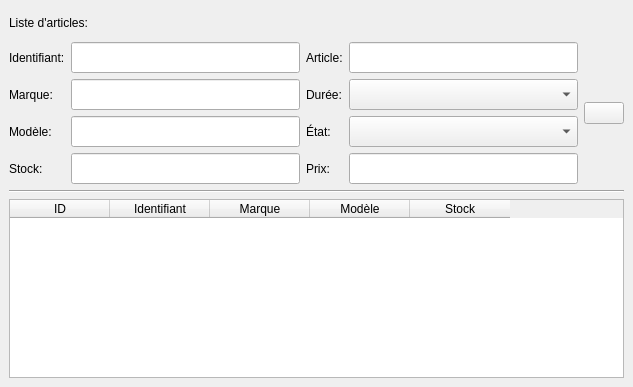
Above: sploks/views/contract_items.ui from LPOdev/Sploks before the change. Below: the same form after it.
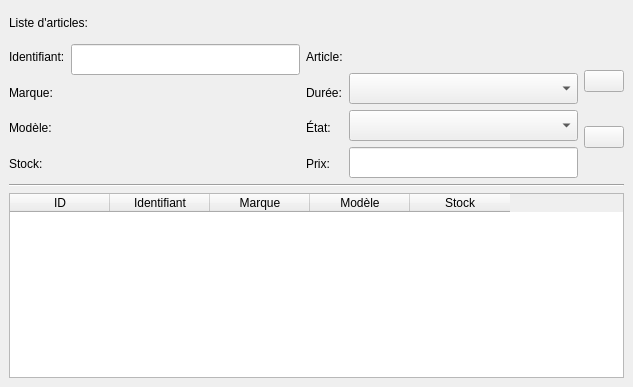
That is the form after the change. Icons and pictures are not drawn.

Commit message: T34 Mode read-only après sélection

What changed in the file:
```diff
--- a/sploks/views/contract_items.ui
+++ b/sploks/views/contract_items.ui
@@ -121,13 +121,15 @@
              </font>
             </property>
             <property name="styleSheet">
-             <string notr="true">font: 87 14pt &quot;Arial&quot;;</string>
+             <string notr="true">font: 87 14pt &quot;Arial&quot;;
+background-color : rgba(0,0,0,0);
+border: 0px</string>
             </property>
             <property name="text">
              <string/>
             </property>
             <property name="readOnly">
-             <bool>false</bool>
+             <bool>true</bool>
             </property>
            </widget>
           </item>
@@ -143,13 +145,15 @@
              </font>
             </property>
             <property name="styleSheet">
-             <string notr="true">font: 87 14pt &quot;Arial&quot;;</string>
+             <string notr="true">font: 87 14pt &quot;Arial&quot;;
+background-color : rgba(0,0,0,0);
+border: 0px</string>
             </property>
             <property name="text">
              <string/>
             </property>
             <property name="readOnly">
-             <bool>false</bool>
+             <bool>true</bool>
             </property>
            </widget>
           </item>
@@ -165,13 +169,15 @@
              </font>
             </property>
             <property name="styleSheet">
-             <string notr="true">font: 87 14pt &quot;Arial&quot;;</string>
+             <string notr="true">font: 87 14pt &quot;Arial&quot;;
+background-color : rgba(0,0,0,0);
+border: 0px</string>
             </property>
             <property name="text">
              <string/>
             </property>
             <property name="readOnly">
-             <bool>false</bool>
+             <bool>true</bool>
             </property>
            </widget>
           </item>
@@ -235,13 +241,15 @@
              </font>
             </property>
             <property name="styleSheet">
-             <string notr="true">font: 87 14pt &quot;Arial&quot;;</string>
+             <string notr="true">font: 87 14pt &quot;Arial&quot;;
+background-color : rgba(0,0,0,0);
+border: 0px</string>
             </property>
             <property name="text">
              <string/>
             </property>
             <property name="readOnly">
-             <bool>false</bool>
+             <bool>true</bool>
             </property>
            </widget>
           </item>
@@ -316,6 +324,8 @@
        </layout>
       </item>
       <item>
+       <layout class="QVBoxLayout" name="verticalLayout_2">
+        <item>
        <widget class="QPushButton" name="btn_pushRight">
         <property name="text">
          <string/>
@@ -332,6 +342,25 @@
         </property>
        </widget>
       </item>
+        <item>
+         <widget class="QPushButton" name="btn_clear">
+          <property name="text">
+           <string/>
+          </property>
+          <property name="icon">
+           <iconset>
+            <normaloff>res/cancel_icon.png</normaloff>res/cancel_icon.png</iconset>
+          </property>
+          <property name="iconSize">
+           <size>
+            <width>30</width>
+            <height>30</height>
+           </size>
+          </property>
+         </widget>
+        </item>
+       </layout>
+      </item>
      </layout>
     </item>
     <item>
```
Left out of the diff: 1 changed line with no effect on the pictures. Lines whose indentation alone changed are shown as unchanged. The commit also changes 1 other file.
